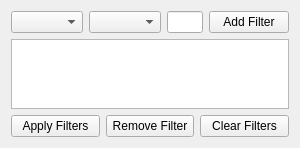
promto-c/pyqt-advanced-tree-widget, file ui/AdvancedFilterSearch.ui: the form before one commit.
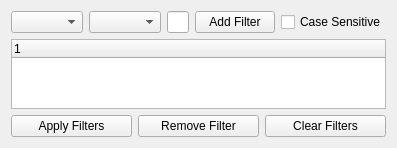
The form after the commit.

Commit message: use filter tree widget instead of filter list widget to able to add criteria as list

What changed in the file:
```diff
--- a/ui/AdvancedFilterSearch.ui
+++ b/ui/AdvancedFilterSearch.ui
@@ -31,10 +31,17 @@
        </property>
       </widget>
      </item>
+     <item>
+      <widget class="QCheckBox" name="caseSensitiveCheckBox">
+       <property name="text">
+        <string>Case Sensitive</string>
+       </property>
+      </widget>
+     </item>
     </layout>
    </item>
    <item>
-    <widget class="QListWidget" name="filterListWidget"/>
+    <widget class="QTreeWidget" name="filterTreeWidget"/>
    </item>
    <item>
     <layout class="QHBoxLayout" name="horizontalLayout_2">
```
The commit also changes 1 other file.
